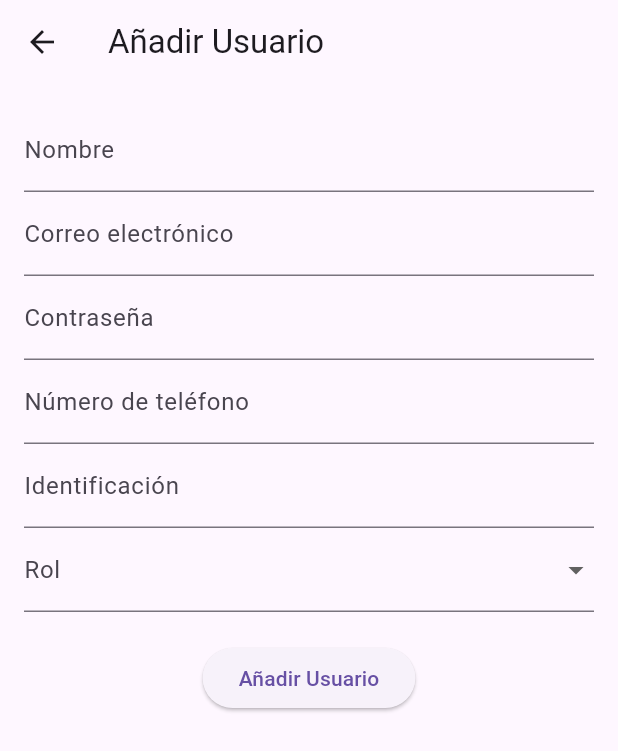
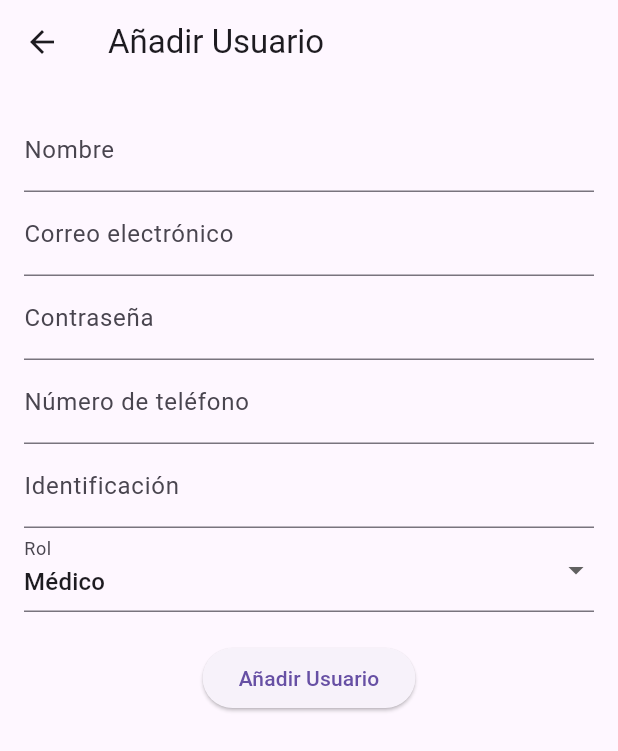
Before and after one commit to MiguelUPC/Ingsoftware, a Flutter app: the AddUserScreen screen opened directly, on a phone screen of 412 x 824 dp. Shown: the top 751 px of the screen. Run offline on Flutter 3.47's test engine with Material 3 defaults, Android fonts, the phone set to English and light mode, and no system bars; our stand-ins replace cloud_firestore, firebase_auth, firebase_core, get; accounts and stored records are empty.

```diff
--- a/lib/screens/AddUserScreen.dart
+++ b/lib/screens/AddUserScreen.dart
@@ -13,7 +13,7 @@ class _AddUserScreenState extends State<AddUserScreen> {
   String _email = '';
   String _password = '';
   String _phone = ''; // Nuevo campo de número de teléfono
-  String _role = 'médico'; // Rol por defecto
+  String _role = 'medico'; // Rol por defecto
   String _identificacion = ''; // Nuevo campo para la identificación
   DateTime _fechaNacimiento = DateTime.now(); // Nuevo campo para la fecha de nacimiento
   bool _activo = true; // Nuevo campo para el estado activo
--- a/lib/screens/UserManagementScreen.dart
+++ b/lib/screens/UserManagementScreen.dart
@@ -164,7 +164,7 @@ class _UserManagementScreenState extends State<UserManagementScreen> {
                 value: newRole,
                 items: [
                   DropdownMenuItem(child: Text('Administrador'), value: 'administrador'),
-                  DropdownMenuItem(child: Text('Médico'), value: 'médico'),
+                  DropdownMenuItem(child: Text('Médico'), value: 'medico'),
                 ],
                 onChanged: (value) {
                   if (value != null) {
```
